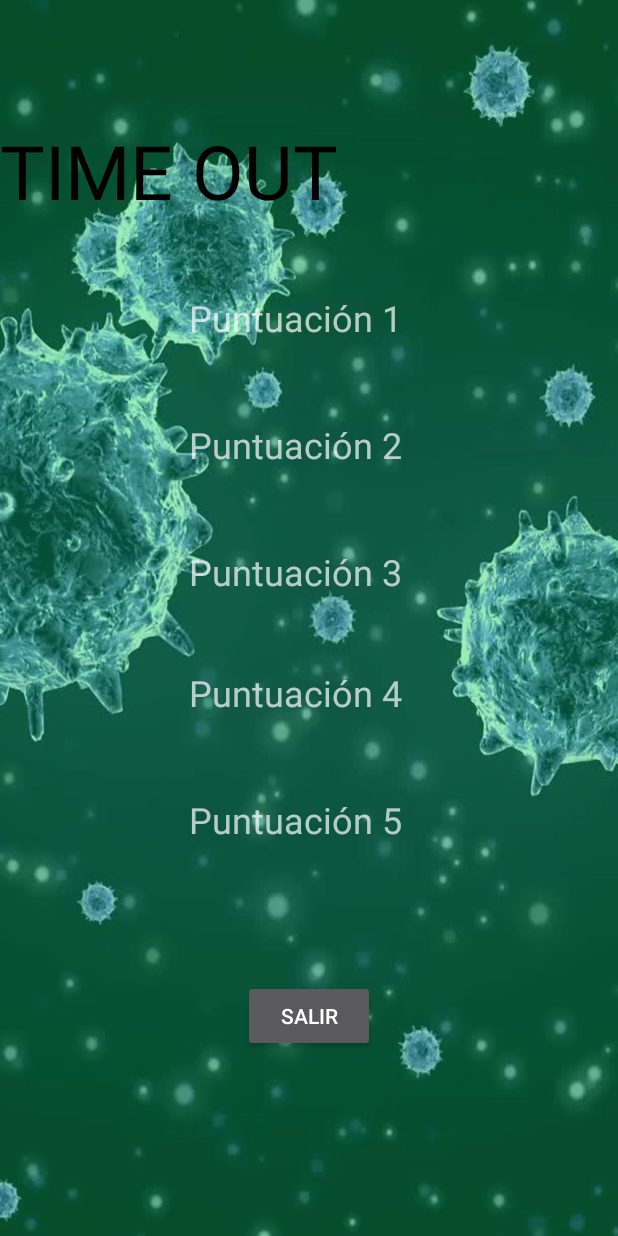
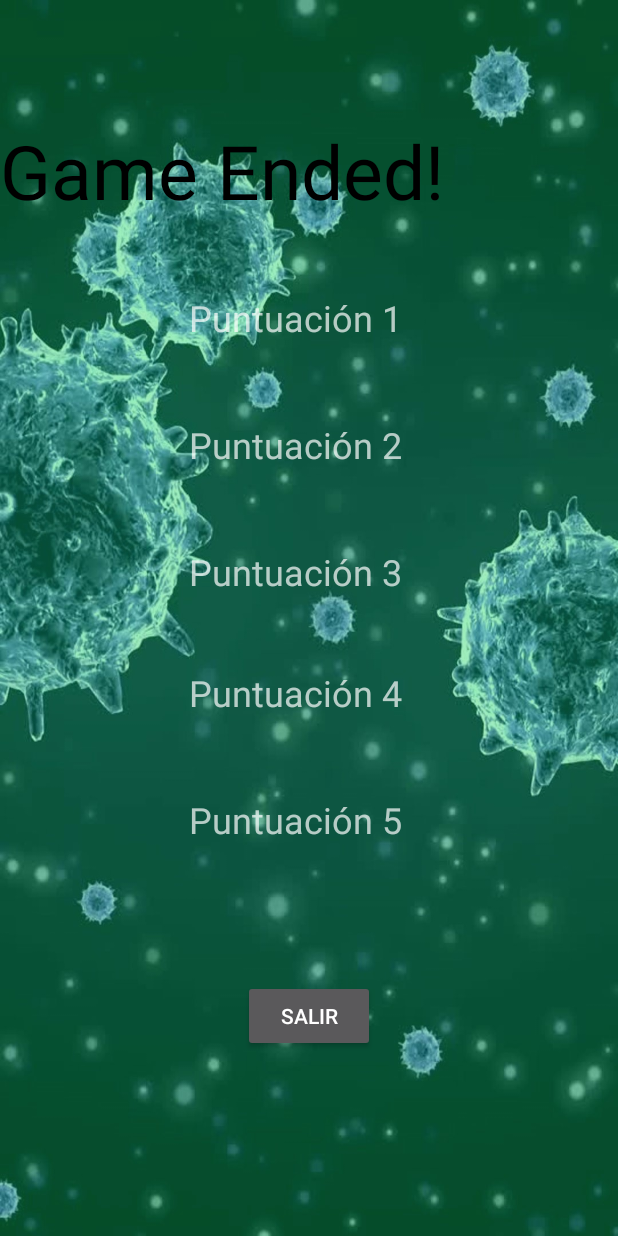
Before and after one commit to jolutoher18/CalidadG6, an Android app: the GameEndedActivity screen opened directly, with no data from a screen before it, on a phone screen of 412 x 824 dp. Run offline under Robolectric (Android 15) with nearby library versions, the phone set to English and light mode, and no system bars.

Commit message:
Integrated new functionality

```diff
--- a/app/src/main/java/com/example/myapplication/GameEndedActivity.java
+++ b/app/src/main/java/com/example/myapplication/GameEndedActivity.java
@@ -10,6 +10,8 @@ import com.example.myapplication.application.ScoreboardServiceImpl;
 import com.example.myapplication.domain.Game;
 import com.example.myapplication.domain.GameFactory;
 import com.example.myapplication.domain.score.Score;
+import com.example.myapplication.infrastructure.Message;
+import com.example.myapplication.infrastructure.MessageFactory;
 
 import java.io.File;
 import java.util.List;
@@ -49,6 +51,19 @@ public class GameEndedActivity extends AppCompatActivity {
             traversalIndex++;
         }
 
+        // Display the title message
+        MessageFactory messageFactory = createMessageFactory();
+        Message message = messageFactory.createMessage("game.status.ended");
+        int resourceId = findResourceId("title");
+        TextView titleView = findViewById(resourceId);
+        titleView.setText(message.getContent());
+    }
+
+    public MessageFactory createMessageFactory() {
+        MessageFactory factory = new MessageFactory();
+        Message message = Message.newMessage("Game Ended!");
+        factory.storeMessage("game.status.ended", message);
+        return factory;
     }
 
     public String getStorageFilePath() {
--- a/app/src/main/res/layout/game_ended_screen.xml
+++ b/app/src/main/res/layout/game_ended_screen.xml
@@ -8,7 +8,7 @@
     android:orientation="vertical">
 
     <TextView
-        android:id="@+id/TimeOutView"
+        android:id="@+id/title"
         android:layout_width="wrap_content"
         android:layout_height="wrap_content"
         android:layout_gravity="center"
@@ -30,7 +30,7 @@
         android:text="Puntuación 1"
         android:textSize="24sp"
         app:layout_constraintEnd_toEndOf="parent"
-        app:layout_constraintTop_toBottomOf="@+id/TimeOutView" />
+        app:layout_constraintTop_toBottomOf="@+id/title" />
 
     <TextView
         android:id="@+id/score_2"
```
